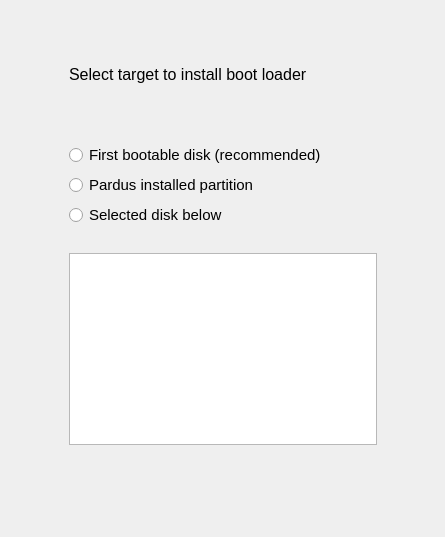
Above: yali/gui/Ui/rescuegrubwidget.ui from dadas45li/yali before the change. Below: the same form after it.
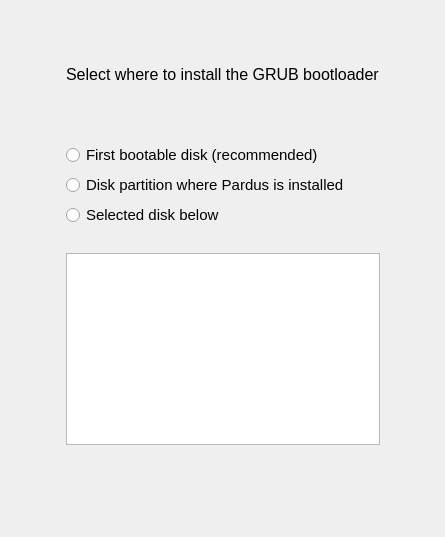
That is the form after the change.

What changed in the file:
```diff
--- a/yali/gui/Ui/rescuegrubwidget.ui
+++ b/yali/gui/Ui/rescuegrubwidget.ui
@@ -41,7 +41,7 @@
       </font>
      </property>
      <property name="text">
-      <string>Select target to install boot loader</string>
+      <string>Select where to install the GRUB bootloader</string>
      </property>
     </widget>
    </item>
@@ -80,7 +80,7 @@
         </font>
        </property>
        <property name="text">
-        <string>Pardus installed partition</string>
+        <string>Disk partition where Pardus is installed</string>
        </property>
       </widget>
      </item>
```
